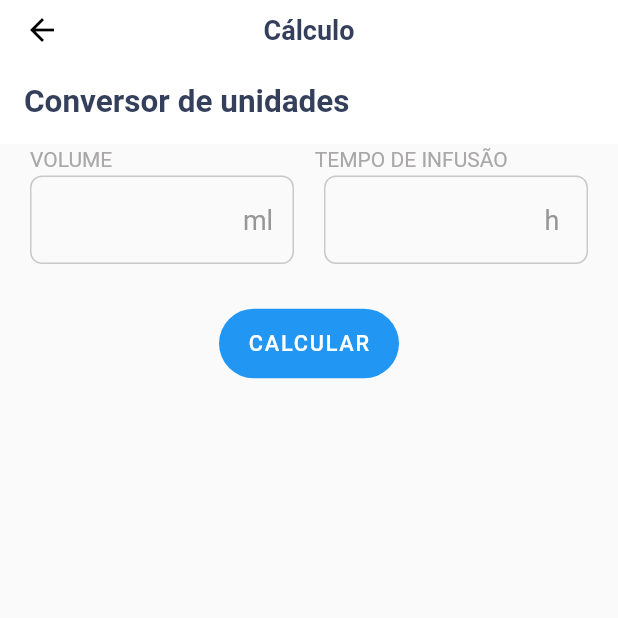
After one commit to patrickkaic/AxCalc, a Flutter app: the detailsPageUnit screen opened by its route, on a phone screen of 412 x 824 dp, the top half of it. The commit adds this screen. Run offline on Flutter 3.47's test engine with Material 2 defaults, Android fonts, the phone set to English and light mode, and no system bars; our stand-ins replace go_router, toggle_switch.

Commit message:
conversor unit screen added

```diff
--- /dev/null
+++ b/lib/details_page/unit/details_page_unit.dart
@@ -0,0 +1,182 @@
+// ignore_for_file: prefer_const_constructors, prefer_const_literals_to_create_immutables
+
+import 'package:axcalc/details_page/infusion/result_infusion.dart';
+
+import 'package:flutter/material.dart';
+
+class detailsPageUnit extends StatefulWidget {
+  const detailsPageUnit({super.key});
+
+  @override
+  State<detailsPageUnit> createState() => _detailsPageUnitState();
+}
+
+class _detailsPageUnitState extends State<detailsPageUnit> {
+  TextEditingController inputController1 = TextEditingController();
+  TextEditingController inputController2 = TextEditingController();
+
+  _calcularInfusion() {
+    double volumes = double.parse(inputController1.text);
+    double horas = double.parse(inputController2.text);
+    double inputVolume = volumes;
+    double inputHoras = horas;
+    Navigator.push(
+      context,
+      MaterialPageRoute(
+        builder: (context) =>
+            ResultadoTaxa(volumes, horas, inputVolume, inputHoras),
+      ),
+    );
+  }
+
+  @override
+  Widget build(BuildContext context) {
+    return Scaffold(
+      appBar: PreferredSize(
+        preferredSize: Size.fromHeight(40.0),
+        child: AppBar(
+          leading: BackButton(color: Colors.black),
+          backgroundColor: Colors.white,
+          centerTitle: true,
+          elevation: 0,
+          title: Text(
+            'Cálculo',
+            style: TextStyle(
+              color: Color.fromARGB(255, 52, 63, 92),
+              fontSize: 18,
+              fontWeight: FontWeight.bold,
+            ),
+          ),
+        ),
+      ),
+      body: Column(
+        children: [
+          Padding(
+            padding: const EdgeInsets.all(0.0),
+            child: AppBar(
+              elevation: 0,
+              automaticallyImplyLeading: false,
+              backgroundColor: Colors.white,
+              title: Text(
+                'Conversor de unidades',
+                style: TextStyle(
+                  color: Color.fromARGB(255, 52, 63, 92),
+                  fontSize: 21,
+                  fontWeight: FontWeight.bold,
+                ),
+              ),
+            ),
+          ),
+          SizedBox(
+            height: 2,
+          ),
+          Row(
+            children: [
+              Padding(
+                padding: const EdgeInsets.symmetric(horizontal: 20),
+                child: Text(
+                  'VOLUME',
+                  style: TextStyle(
+                    fontSize: 14,
+                    color: Color.fromARGB(255, 169, 167, 167),
+                  ),
+                ),
+              ),
+              SizedBox(width: 115),
+              Text(
+                'TEMPO DE INFUSÃO',
+                style: TextStyle(
+                  fontSize: 14,
+                  color: Color.fromARGB(255, 169, 167, 167),
+                ),
+              ),
+            ],
+          ),
+          Padding(
+            padding: const EdgeInsets.symmetric(horizontal: 20.0, vertical: 3),
+            child: Row(
+              children: [
+                Expanded(
+                  child: TextFormField(
+                    controller: inputController1,
+                    keyboardType: TextInputType.number,
+                    decoration: InputDecoration(
+                      focusedBorder: OutlineInputBorder(
+                        borderSide: BorderSide(
+                          color: Color.fromARGB(255, 202, 200, 200),
+                        ),
+                        borderRadius: BorderRadius.circular(8),
+                      ),
+                      suffixIcon: Align(
+                        widthFactor: 1.0,
+                        heightFactor: 1.0,
+                        child: Text(
+                          'ml',
+                          style: TextStyle(
+                            fontSize: 18,
+                            color: Color.fromARGB(255, 151, 149, 149),
+                          ),
+                        ),
+                      ),
+                      enabledBorder: OutlineInputBorder(
+                        borderSide: BorderSide(
+                            color: Color.fromARGB(255, 202, 200, 200)),
+                        borderRadius: BorderRadius.circular(8),
+                      ),
+                    ),
+                  ),
+                ),
+                SizedBox(width: 20),
+                Expanded(
+                  child: TextFormField(
+                    controller: inputController2,
+                    keyboardType: TextInputType.number,
+                    decoration: InputDecoration(
+                      focusedBorder: OutlineInputBorder(
+                        borderSide: BorderSide(
+                          color: Color.fromARGB(255, 202, 200, 200),
+                        ),
+                        borderRadius: BorderRadius.circular(8),
+                      ),
+                      suffixIcon: Align(
+                        widthFactor: 1.0,
+                        heightFactor: 1.0,
+                        child: Text(
+                          'h',
+                          style: TextStyle(
+                            fontSize: 18,
+                            color: Color.fromARGB(255, 151, 149, 149),
+                          ),
+                        ),
+                      ),
+                      enabledBorder: OutlineInputBorder(
+                        borderSide: BorderSide(
+                          color: const Color.fromARGB(255, 202, 200, 200),
+                        ),
+                        borderRadius: BorderRadius.circular(8),
+                      ),
+                    ),
+                  ),
+                ),
+              ],
+            ),
+          ),
+          SizedBox(
+            width: 120,
+            height: 100,
+            child: FittedBox(
+              child: FloatingActionButton.extended(
+                elevation: 0,
+                onPressed: _calcularInfusion,
+                label: Text(
+                  'CALCULAR',
+                  style: TextStyle(fontSize: 15),
+                ),
+              ),
+            ),
+          ),
+        ],
+      ),
+    );
+  }
+}
--- a/lib/routes.dart
+++ b/lib/routes.dart
@@ -2,6 +2,7 @@ import 'package:axcalc/details_page/IMC/details_page_imc.dart';
 import 'package:axcalc/details_page/infusion/details_page_infusion.dart';
 import 'package:axcalc/details_page/jejum/details_page_jejum.dart';
 import 'package:axcalc/details_page/solutions/details_page_solutions.dart';
+import 'package:axcalc/details_page/unit/details_page_unit.dart';
 import 'package:axcalc/intro_screen/intro_screen.dart';
 import 'package:axcalc/homescreen/home_page.dart';
 import 'package:flutter/material.dart';
@@ -54,4 +55,10 @@ List<GoRoute> appRotes = [
       return const detailsPagesSolutions();
     },
   ),
+  GoRoute(
+    path: '/detalhesunit',
+    builder: (context, state) {
+      return const detailsPageUnit();
+    },
+  ),
 ];
```
Also changed, not shown: lib/details_page/unit/result_unit.dart (added, +190 -0 lines), lib/homescreen/home_page.dart (+11 -4 lines).
